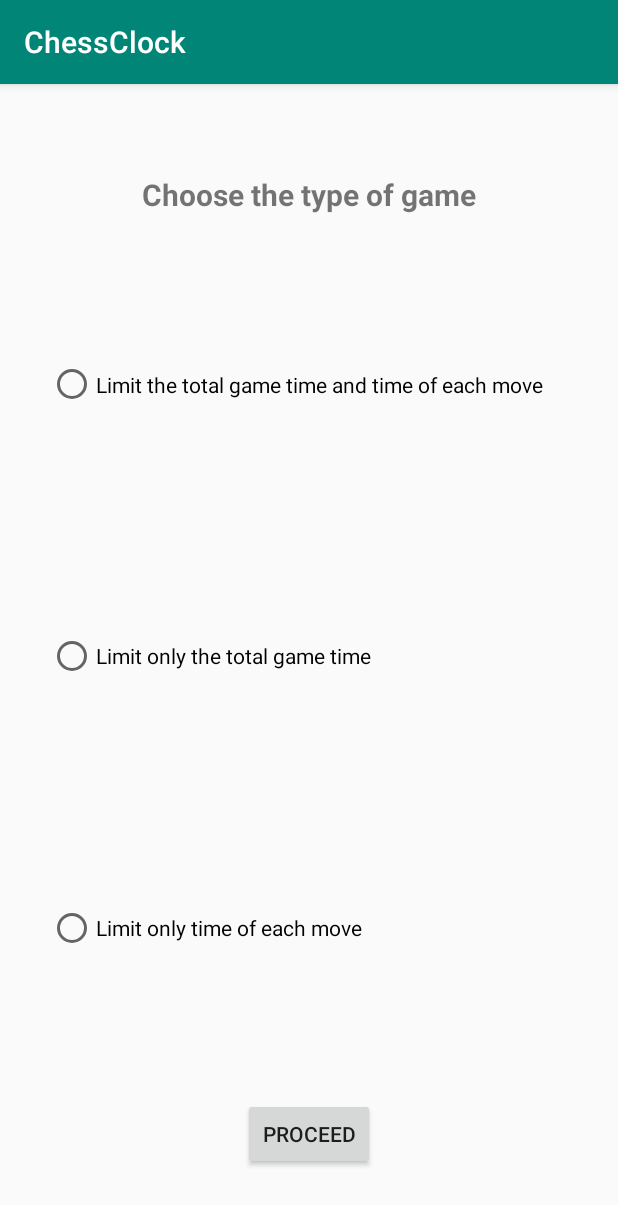
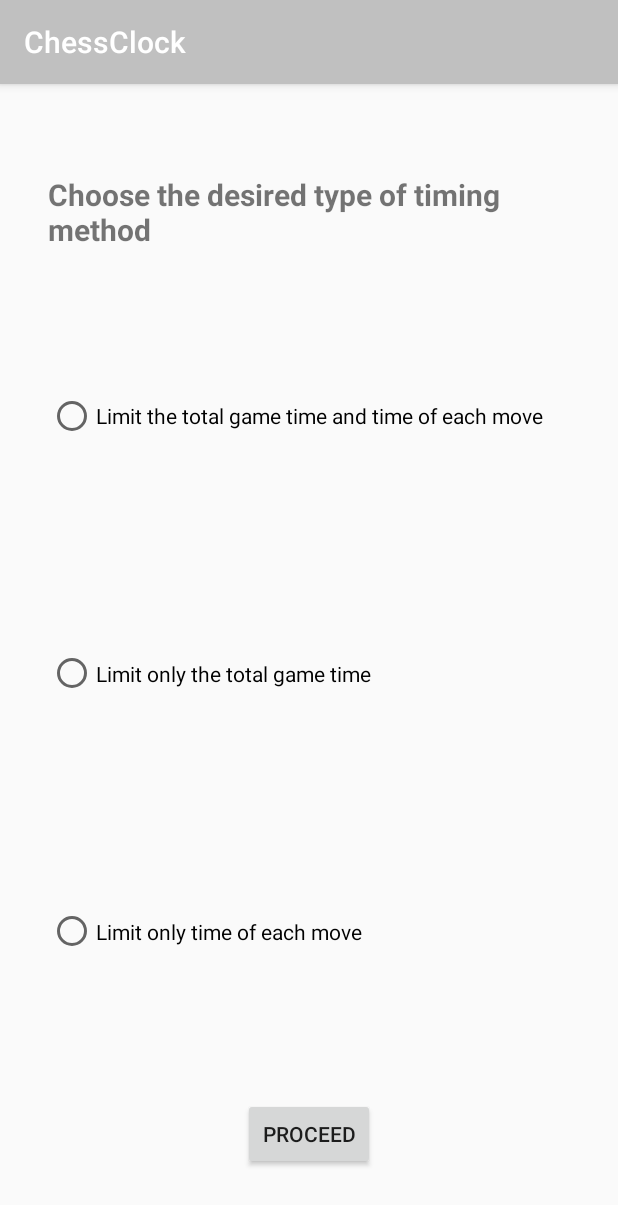
Before and after one commit to bernardofs/chess-clock, an Android app: the screen it shows after launch (ChooseType), on a phone screen of 412 x 824 dp. Shown: the top 1205 px of the screen. Run offline under Robolectric (Android 15) with nearby library versions, the phone set to English and light mode, and no system bars.

Commit message:
Bug fixes

```diff
--- a/app/src/main/res/layout/activity_choose_type.xml
+++ b/app/src/main/res/layout/activity_choose_type.xml
@@ -70,14 +70,14 @@
 
     <TextView
         android:id="@+id/tvChoose"
-        android:layout_width="wrap_content"
+        android:layout_width="0dp"
         android:layout_height="wrap_content"
-        android:layout_marginStart="8dp"
-        android:layout_marginLeft="8dp"
+        android:layout_marginStart="32dp"
+        android:layout_marginLeft="32dp"
         android:layout_marginTop="60dp"
-        android:layout_marginEnd="8dp"
-        android:layout_marginRight="8dp"
-        android:text="Choose the type of game"
+        android:layout_marginEnd="32dp"
+        android:layout_marginRight="32dp"
+        android:text="Choose the desired type of timing method"
         android:textSize="20dp"
         android:textStyle="bold"
         app:layout_constraintEnd_toEndOf="parent"
--- a/app/src/main/res/values/styles.xml
+++ b/app/src/main/res/values/styles.xml
@@ -3,8 +3,8 @@
     <!-- Base application theme. -->
     <style name="AppTheme" parent="Theme.AppCompat.Light.DarkActionBar">
         <!-- Customize your theme here. -->
-        <item name="colorPrimary">@color/colorPrimary</item>
-        <item name="colorPrimaryDark">@color/colorPrimaryDark</item>
+        <item name="colorPrimary">#C0C0C0</item>
+        <item name="colorPrimaryDark">#C0C0C0</item>
         <item name="colorAccent">@color/colorAccent</item>
     </style>
 
```
Also changed, not shown: app/src/main/AndroidManifest.xml (+8 -2 lines), app/src/main/java/com/example/chessclock/CountdownScreen.java (+34 -3 lines), 3 other files.
